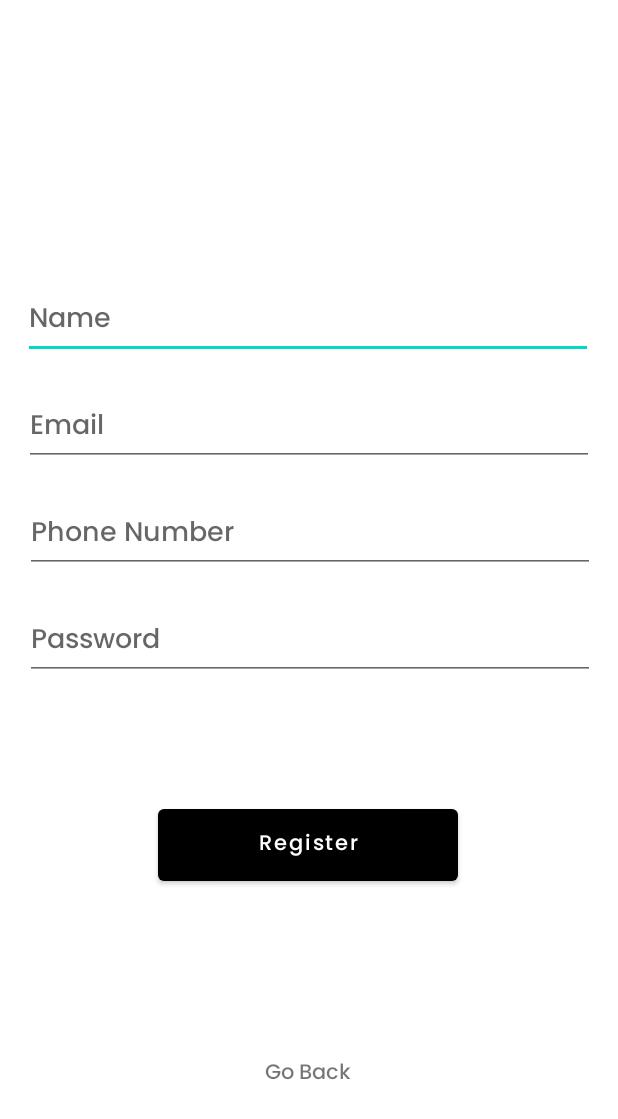
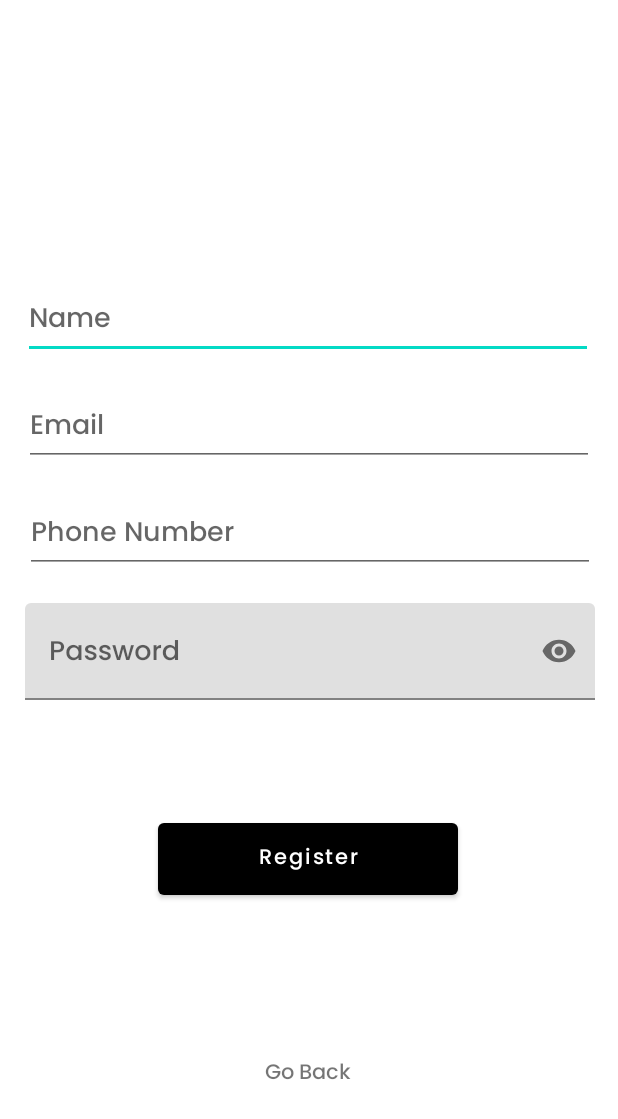
Before and after one commit to Dryices/BookShare_App, an Android app: the screen it shows after launch once a user with an empty profile is signed in (Register), after a tap on "Register", on a phone screen of 412 x 824 dp. Shown: the top 1119 px of the screen. Run offline under Robolectric (Android 15) with nearby library versions, the phone set to English and light mode, and no system bars; our stand-ins replace Firebase (no records; nobody signed in at launch, a user with empty details on screens opened directly).

Commit message:
Insert seller name in data

```diff
--- a/app/src/main/java/com/sp/bookshare/GetUserdata.java
+++ b/app/src/main/java/com/sp/bookshare/GetUserdata.java
@@ -2,7 +2,7 @@ package com.sp.bookshare;
 
 public class GetUserdata {
 
-    String itemName,price,category,moduleCode,imageURL,description,userID;
+    String itemName,price,category,moduleCode,imageURL,description,userID,seller;
 
     public String getItemname() {
         return itemName;
@@ -23,4 +23,6 @@ public class GetUserdata {
     public String getDescription() { return description; }
 
     public String getUserID() { return userID; }
+
+    public String getSeller() { return seller; }
 }
--- a/app/src/main/java/com/sp/bookshare/ListDetails.java
+++ b/app/src/main/java/com/sp/bookshare/ListDetails.java
@@ -85,7 +85,7 @@ public class ListDetails extends AppCompatActivity implements OnMapReadyCallback
         Bundle extras = getIntent().getExtras();
         username.setText("Username: " + extras.getString("username"));
         itemname.setText("Itemname: " + extras.getString("itemName"));
-        price.setText("Price:$" + extras.getString("price"));
+        price.setText("Price: $" + extras.getString("price"));
         category.setText("Category: " + extras.getString("category"));
         moduleCode.setText("Module: " + extras.getString("module"));
         description.setText("Description: " + extras.getString("description"));
--- a/app/src/main/java/com/sp/bookshare/MyAdapter.java
+++ b/app/src/main/java/com/sp/bookshare/MyAdapter.java
@@ -52,7 +52,7 @@ public class MyAdapter extends RecyclerView.Adapter<MyAdapter.MyViewHolder> {
 
 
 
-        holder.username.setText(user.getItemname());
+        holder.username.setText(user.getSeller());
         holder.price.setText(user.getPrice());
         holder.itemname.setText(user.getItemname());
         holder.category.setText(user.getCategory());
@@ -91,7 +91,7 @@ public class MyAdapter extends RecyclerView.Adapter<MyAdapter.MyViewHolder> {
 
 
                 Intent intent = new Intent(view.getContext(), ListDetails.class);
-                intent.putExtra("username", user.getItemname());
+                intent.putExtra("username", user.getSeller());
                 intent.putExtra("itemName", user.getItemname());
                 intent.putExtra("price", user.getPrice());
                 intent.putExtra("category", user.getCategory());
--- a/app/src/main/java/com/sp/bookshare/Userdata.java
+++ b/app/src/main/java/com/sp/bookshare/Userdata.java
@@ -3,13 +3,13 @@ package com.sp.bookshare;
 import android.util.Log;
 
 public class Userdata {
-    public String itemName,price, category, moduleCode, description, imageURL,userID;
+    public String itemName,price, category, moduleCode, description, imageURL,userID,seller;
 
     public Userdata() {
         //Required
     }
 
-    public Userdata(String itemName, String itemPrice, String category, String moduleCode, String description, String imageURL,String userID) {
+    public Userdata(String itemName, String itemPrice, String category, String moduleCode, String description, String imageURL,String userID,String seller) {
         this.itemName = itemName;
         this.price=itemPrice;
         this.category = category;
@@ -17,6 +17,7 @@ public class Userdata {
         this.description = description;
         this.imageURL = imageURL;
         this.userID=userID;
+        this.seller=seller;
 
     }
 }
--- a/app/src/main/res/layout/activity_register.xml
+++ b/app/src/main/res/layout/activity_register.xml
@@ -57,35 +57,42 @@
         app:layout_constraintStart_toStartOf="parent"
         app:layout_constraintTop_toBottomOf="@+id/email_id3" />
 
-    <EditText
-        android:id="@+id/password_id"
+    <com.google.android.material.textfield.TextInputLayout
+        android:id="@+id/textInputLayout"
         android:layout_width="wrap_content"
         android:layout_height="wrap_content"
         android:layout_marginTop="20dp"
-        android:width="380dp"
-        android:ems="10"
-
-        android:hint="Password"
-        android:inputType="textPersonName"
-        android:minHeight="48dp"
         app:layout_constraintEnd_toEndOf="parent"
         app:layout_constraintHorizontal_bias="0.516"
         app:layout_constraintStart_toStartOf="parent"
-        app:layout_constraintTop_toBottomOf="@+id/phone_id" />
+        app:layout_constraintTop_toBottomOf="@+id/phone_id"
+        app:passwordToggleDrawable="@drawable/ic_baseline_remove_red_eye_24"
+        app:passwordToggleEnabled="true">
+
+        <com.google.android.material.textfield.TextInputEditText
+            android:id="@+id/password_id"
+            android:layout_width="380dp"
+            android:layout_height="match_parent"
+            android:layout_gravity="center"
+            android:hint="Password"
+            android:inputType="textPassword"
+            android:textSize="18dp" />
+    </com.google.android.material.textfield.TextInputLayout>
+
 
     <Button
         android:id="@+id/button_register"
         android:layout_width="wrap_content"
         android:layout_height="wrap_content"
-        android:layout_marginTop="80dp"
+        android:layout_marginTop="76dp"
         android:width="200dp"
         android:height="60dp"
         android:text="Register"
         android:textAllCaps="false"
         app:layout_constraintEnd_toEndOf="parent"
-        app:layout_constraintHorizontal_bias="0.498"
+        app:layout_constraintHorizontal_bias="0.497"
         app:layout_constraintStart_toStartOf="parent"
-        app:layout_constraintTop_toBottomOf="@+id/password_id" />
+        app:layout_constraintTop_toBottomOf="@+id/textInputLayout" />
 
     <TextView
         android:id="@+id/back_register"
--- a/app/src/main/res/layout/exploreitems.xml
+++ b/app/src/main/res/layout/exploreitems.xml
@@ -55,7 +55,7 @@
                 <TextView
                     android:layout_width="wrap_content"
                     android:layout_height="wrap_content"
-                    android:text="Price:"
+                    android:text="Price: $"
                     android:textColor="@color/black"
                     android:textSize="20dp"
                     android:textStyle="bold" />
@@ -65,7 +65,7 @@
                     android:layout_width="wrap_content"
                     android:layout_height="wrap_content"
                     android:layout_marginLeft="8dp"
-                    android:text='"username"'
+                    android:text='"price"'
                     android:textColor="@color/black"
                     android:textSize="20sp" />
 
```
Also changed, not shown: app/src/main/java/com/sp/bookshare/ListFragment.java (+28 -4 lines).
